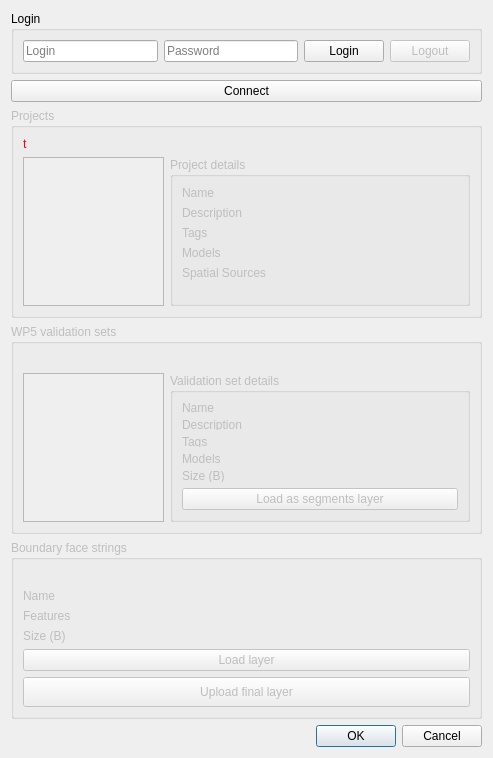
The window that BoundaryDelineationIts4landWindow.ui (its4land/qgis-boundary-delineation) describes before a commit, drawn with Qt 5.
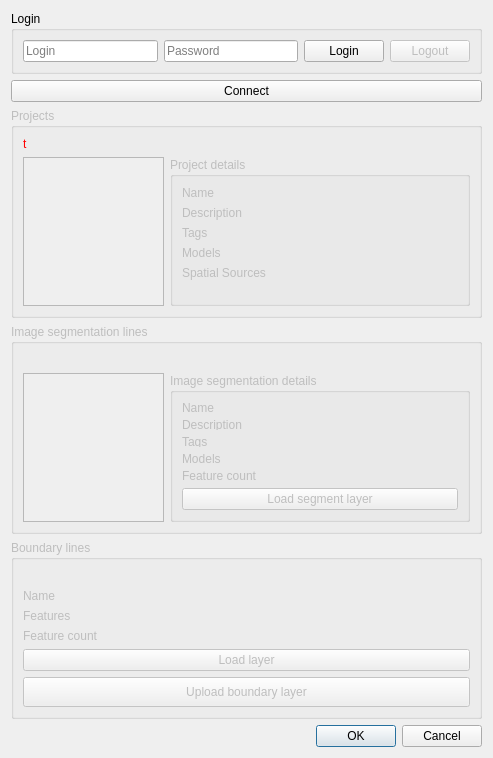
The same window after the commit. Custom widgets are drawn as their Qt base class.

Commit message: Fix: updated its4land window strings and tooltips

What changed in the file:
```diff
--- a/BoundaryDelineationIts4landWindow.ui
+++ b/BoundaryDelineationIts4landWindow.ui
@@ -305,7 +305,7 @@
       <bool>false</bool>
      </property>
      <property name="title">
-      <string>WP5 validation sets</string>
+      <string>Image segmentation lines</string>
      </property>
      <property name="flat">
       <bool>true</bool>
@@ -361,7 +361,7 @@
          <string>validationSetsDetailsGroupBox</string>
         </property>
         <property name="title">
-         <string>Validation set details</string>
+         <string>Image segmentation details</string>
         </property>
         <layout class="QGridLayout" name="gridLayout">
          <item row="0" column="0">
@@ -460,7 +460,7 @@
               <string>validationSetsSizeLabel</string>
              </property>
              <property name="text">
-              <string>Size (B)</string>
+              <string>Feature count</string>
              </property>
             </widget>
            </item>
@@ -501,7 +501,7 @@
             <string>validationSetsLoadButton</string>
            </property>
            <property name="text">
-            <string>Load as segments layer</string>
+            <string>Load segment layer</string>
            </property>
           </widget>
          </item>
@@ -526,7 +526,7 @@
       <string>boundaryStringsGroupBox</string>
      </property>
      <property name="title">
-      <string>Boundary face strings</string>
+      <string>Boundary lines</string>
      </property>
      <layout class="QVBoxLayout" name="verticalLayout_2">
       <item>
@@ -605,7 +605,7 @@
            <string>boundaryStringsSizeLabel</string>
           </property>
           <property name="text">
-           <string>Size (B)</string>
+           <string>Feature count</string>
           </property>
          </widget>
         </item>
@@ -672,7 +672,7 @@
          <enum>Qt::LeftToRight</enum>
         </property>
         <property name="text">
-         <string>Upload final layer</string>
+         <string>Upload boundary layer</string>
         </property>
        </widget>
       </item>
```
Left out of the diff: 78 changed lines with no effect on the pictures.
